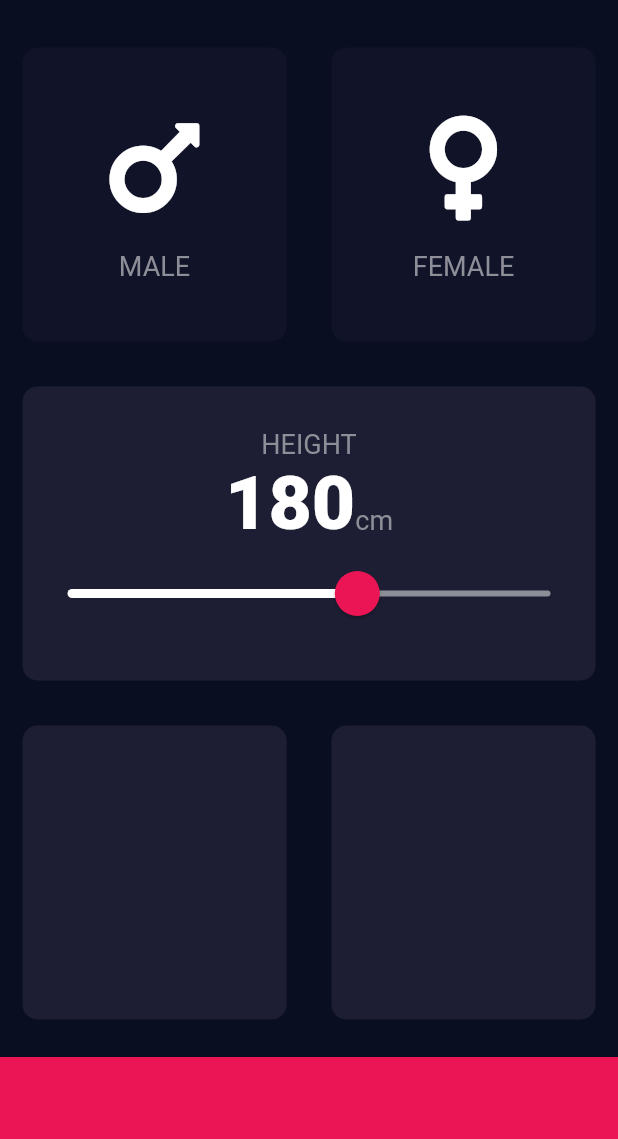
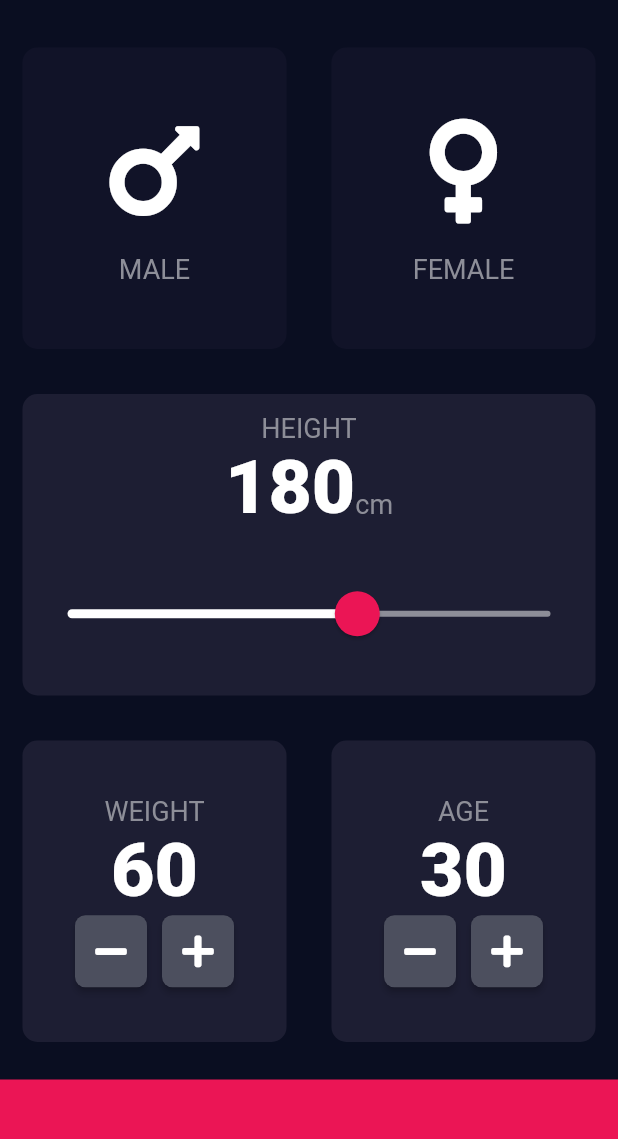
Before and after one commit to zainahmed0597/flutter_bmi_calculator, a Flutter app: the screen it shows after launch, on a phone screen of 412 x 824 dp, the part 59-1198 px from its top. Run offline on Flutter 3.47's test engine with Material 2 defaults, Android fonts, the phone set to English and light mode, and no system bars; our stand-ins replace font_awesome_flutter.

Commit message:
add another buttons on the screen.

```diff
--- a/lib/constants.dart
+++ b/lib/constants.dart
@@ -1,6 +1,6 @@
 import 'package:flutter/material.dart';
 
-const kBottomContainerHeight = 80.0;
+const kBottomContainerHeight = 65.0;
 const kLabelTextStyle = TextStyle(fontSize: 18.0, color: Color(0xFF8D8E98));
 const kNumberTextStyle = TextStyle(fontSize: 50.0, fontWeight: FontWeight.w900);
 const kActiveCardColour = Color(0xFF1D1E33);
--- a/lib/input_page.dart
+++ b/lib/input_page.dart
@@ -3,6 +3,7 @@ import 'package:flutter/material.dart';
 import 'reusable_card.dart';
 import 'icon_content.dart';
 import 'constants.dart';
+import 'round_icon_button.dart';
 import 'package:font_awesome_flutter/font_awesome_flutter.dart';
 
 enum Gender { male, female }
@@ -15,6 +16,8 @@ class InputPage extends StatefulWidget {
 class _InputPageState extends State<InputPage> {
   Gender selectedGender;
   int height = 180;
+  int weight = 60;
+  int age = 30;
 
   @override
   Widget build(BuildContext context) {
@@ -70,9 +73,12 @@ class _InputPageState extends State<InputPage> {
               cardChild: Column(
                 mainAxisAlignment: MainAxisAlignment.center,
                 children: <Widget>[
-                  Text(
+                  Padding(
+                    padding: const EdgeInsets.only(top: 12.0),
+                    child: Text(
                       'HEIGHT',
                       style: kLabelTextStyle,
+                    ),
                   ),
                   Row(
                     mainAxisAlignment: MainAxisAlignment.center,
@@ -89,7 +95,8 @@ class _InputPageState extends State<InputPage> {
                       ),
                     ],
                   ),
-                  SliderTheme(
+                  Expanded(
+                    child: SliderTheme(
                       data: SliderTheme.of(context).copyWith(
                         inactiveTrackColor: Color(0xFF8D8E98),
                         activeTrackColor: Colors.white,
@@ -111,6 +118,7 @@ class _InputPageState extends State<InputPage> {
                         },
                       ),
                     ),
+                  ),
                 ],
               ),
             ),
@@ -121,11 +129,85 @@ class _InputPageState extends State<InputPage> {
               Expanded(
                 child: ReusableCard(
                   colour: kActiveCardColour,
+                  cardChild: Column(
+                    mainAxisAlignment: MainAxisAlignment.center,
+                    children: <Widget>[
+                      Text(
+                        'WEIGHT',
+                        style: kLabelTextStyle,
+                      ),
+                      Text(
+                        weight.toString(),
+                        style: kNumberTextStyle,
+                      ),
+                      Row(
+                        mainAxisAlignment: MainAxisAlignment.center,
+                        children: <Widget>[
+                          RoundIconButton(
+                            icon: FontAwesomeIcons.minus,
+                            onPressed: () {
+                              setState(() {
+                                weight--;
+                              });
+                            },
+                          ),
+                          SizedBox(
+                            width: 10.0,
+                          ),
+                          RoundIconButton(
+                            icon: FontAwesomeIcons.plus,
+                            onPressed: () {
+                              setState(() {
+                                weight++;
+                              });
+                            },
+                          ),
+                        ],
+                      ),
+                    ],
+                  ),
                 ),
               ),
               Expanded(
                 child: ReusableCard(
                   colour: kActiveCardColour,
+                  cardChild: Column(
+                    mainAxisAlignment: MainAxisAlignment.center,
+                    children: <Widget>[
+                      Text(
+                        'AGE',
+                        style: kLabelTextStyle,
+                      ),
+                      Text(
+                        age.toString(),
+                        style: kNumberTextStyle,
+                      ),
+                      Row(
+                        mainAxisAlignment: MainAxisAlignment.center,
+                        children: <Widget>[
+                          RoundIconButton(
+                            icon: FontAwesomeIcons.minus,
+                            onPressed: () {
+                              setState(() {
+                                age--;
+                              });
+                            },
+                          ),
+                          SizedBox(
+                            width: 10.0,
+                          ),
+                          RoundIconButton(
+                            icon: FontAwesomeIcons.plus,
+                            onPressed: () {
+                              setState(() {
+                                age++;
+                              });
+                            },
+                          ),
+                        ],
+                      ),
+                    ],
+                  ),
                 ),
               ),
             ],
--- /dev/null
+++ b/lib/round_icon_button.dart
@@ -0,0 +1,18 @@
+import 'package:flutter/material.dart';
+
+class RoundIconButton extends StatelessWidget {
+  RoundIconButton({@required this.icon, @required this.onPressed});
+  final IconData icon;
+  final Function onPressed;
+  @override
+  Widget build(BuildContext context) {
+    return RawMaterialButton(
+      child: Icon(icon),
+      onPressed: onPressed,
+      constraints: BoxConstraints.tightFor(width: 48.0, height: 48.0),
+      elevation: 2.0,
+      shape: RoundedRectangleBorder(borderRadius: BorderRadius.circular(7.0)),
+      fillColor: Color(0xFF4C4F5E),
+    );
+  }
+}
```
Lines whose indentation alone changed are shown as unchanged.
